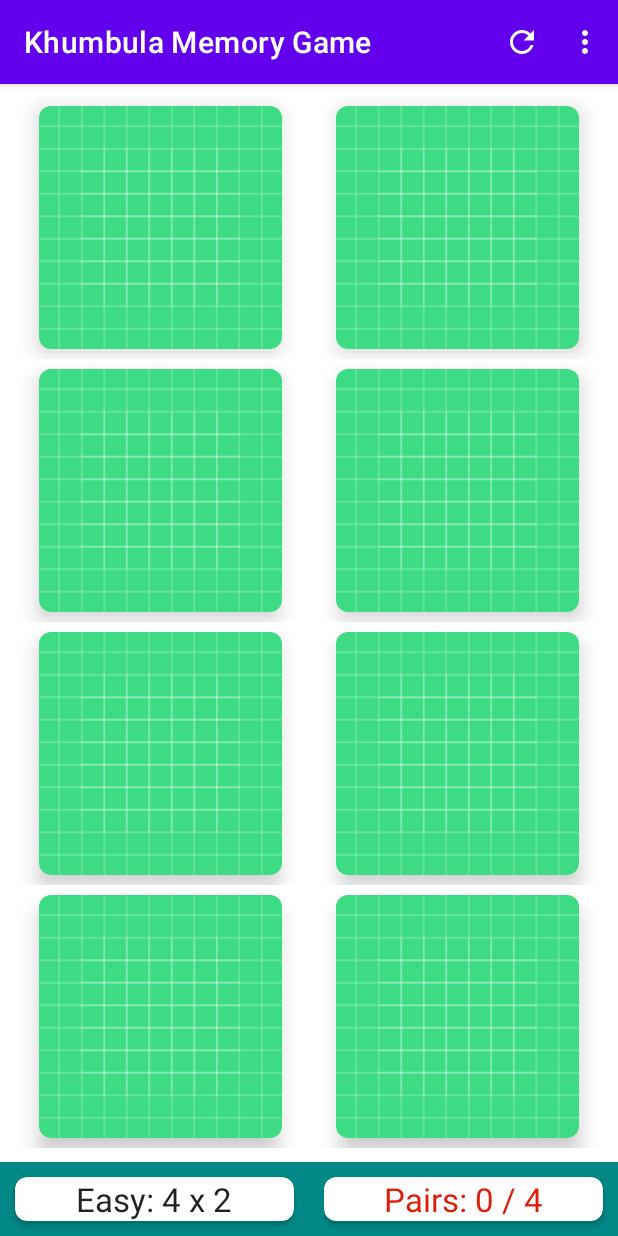
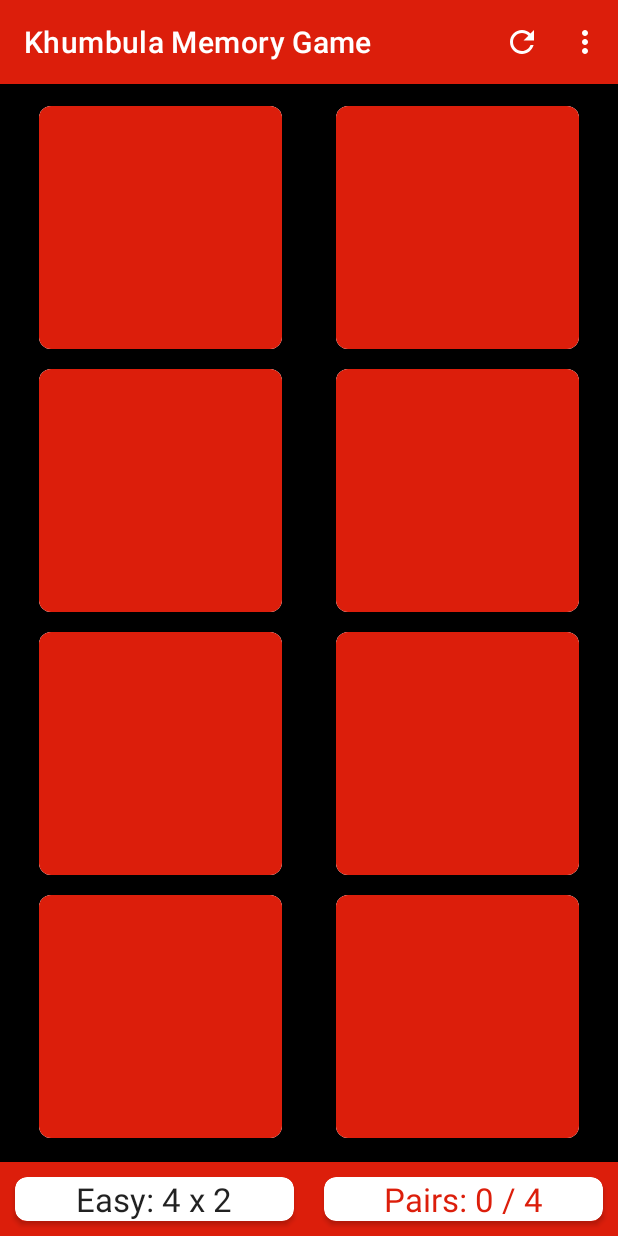
Before and after one commit to VNgwazini/Khumbula-Memory-Game, an Android app: the screen it shows after launch (MainActivity), on a phone screen of 412 x 824 dp. Run offline under Robolectric (Android 15) with nearby library versions, the phone set to English and light mode, and no system bars.

Commit message:
Updated app colors and theme.

```diff
--- a/app/src/main/java/com/vusa/mymemory/MemoryBoardAdapter.kt
+++ b/app/src/main/java/com/vusa/mymemory/MemoryBoardAdapter.kt
@@ -67,7 +67,7 @@ class MemoryBoardAdapter(
             //set the position of the click to reference the image at that position
             val memoryCard : MemoryCard = cards[position]
             //the card should be the default image unless isFaceUp is true then we will use the card's identifier i.e. a unique Int
-            imageButton.setImageResource(if (memoryCard.isFaceUp) memoryCard.identifer else R.drawable.ic_launcher_background)
+            imageButton.setImageResource(if (memoryCard.isFaceUp) memoryCard.identifer else R.color.color_progresss_none)
 
             //alpha value is for opacity or fade effect
             //if matched set the alpha to dull of fade
--- a/app/src/main/res/layout/activity_main.xml
+++ b/app/src/main/res/layout/activity_main.xml
@@ -5,13 +5,14 @@
     android:id="@+id/clRoot"
     android:layout_width="match_parent"
     android:layout_height="match_parent"
+    android:background="@color/black"
     tools:context=".MainActivity">
 
     <LinearLayout
         android:id="@+id/llGameInfo"
         android:layout_width="0dp"
         android:layout_height="wrap_content"
-        android:background="?attr/colorSecondaryVariant"
+        android:background="@color/color_progresss_none"
         android:orientation="horizontal"
         app:layout_constraintBottom_toBottomOf="parent"
         app:layout_constraintEnd_toEndOf="parent"
@@ -60,6 +61,7 @@
         android:layout_marginEnd="8dp"
         android:layout_marginBottom="8dp"
         android:layout_weight="1"
+        android:background="@color/black"
         android:overScrollMode="never"
         app:layout_constraintBottom_toTopOf="@+id/llGameInfo"
         app:layout_constraintEnd_toEndOf="parent"
--- a/app/src/main/res/values/colors.xml
+++ b/app/src/main/res/values/colors.xml
@@ -10,4 +10,5 @@
     <color name="color_gray">#E0E0E0</color>
     <color name="color_progresss_none">#DC1E0B</color>
     <color name="color_progresss_full">#35BA01</color>
+
 </resources>
--- a/app/src/main/res/values/themes.xml
+++ b/app/src/main/res/values/themes.xml
@@ -2,7 +2,7 @@
     <!-- Base application theme. -->
     <style name="Theme.MyMemory" parent="Theme.MaterialComponents.DayNight.DarkActionBar">
         <!-- Primary brand color. -->
-        <item name="colorPrimary">@color/purple_500</item>
+        <item name="colorPrimary">@color/color_progresss_none</item>
         <item name="colorPrimaryVariant">@color/purple_700</item>
         <item name="colorOnPrimary">@color/white</item>
         <!-- Secondary brand color. -->
@@ -10,7 +10,7 @@
         <item name="colorSecondaryVariant">@color/teal_700</item>
         <item name="colorOnSecondary">@color/black</item>
         <!-- Status bar color. -->
-        <item name="android:statusBarColor" tools:targetApi="l">?attr/colorPrimaryVariant</item>
+        <item name="android:statusBarColor" tools:targetApi="l">@color/color_progresss_none</item>
         <!-- Customize your theme here. -->
     </style>
 </resources>
```
